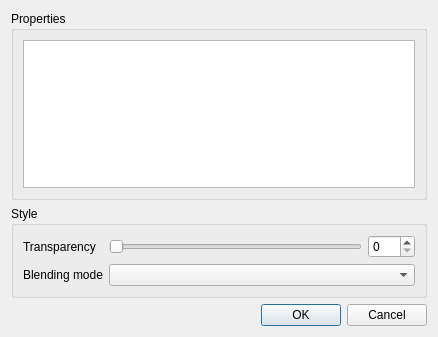
Before: the Qt Designer form propertiesdialog.ui in minorua/TileLayerPlugin, drawn with Qt 5.
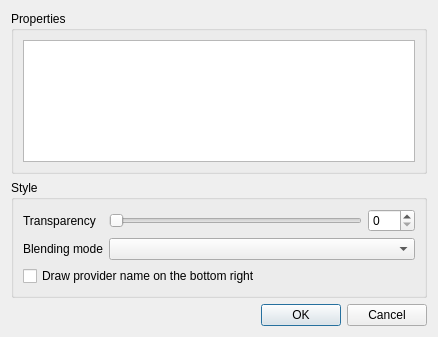
After: the same form once the commit is applied.

Commit message: provider name label

The edit to the form file:
```diff
--- a/propertiesdialog.ui
+++ b/propertiesdialog.ui
@@ -83,6 +83,13 @@
           </item>
          </layout>
         </item>
+        <item>
+         <widget class="QCheckBox" name="checkBox_providerNameLabel">
+          <property name="text">
+           <string>Draw provider name on the bottom right</string>
+          </property>
+         </widget>
+        </item>
        </layout>
       </widget>
      </item>
```
The commit also changes 6 other files.
